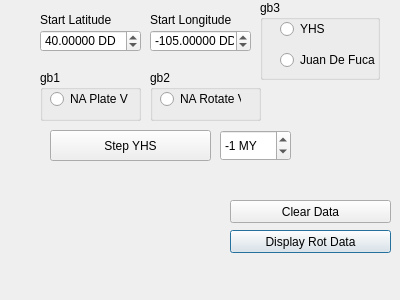
This is pnw_rotation_py/pnw_rotation_py_dialog_base.ui in DrStriate/Geology as Qt 5 draws it before an edit. The edited form follows.
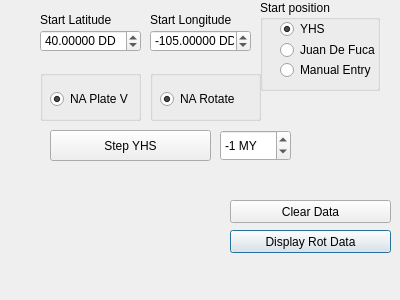
This is the edited form.

```diff
--- a/pnw_rotation_py/pnw_rotation_py_dialog_base.ui
+++ b/pnw_rotation_py/pnw_rotation_py_dialog_base.ui
@@ -180,7 +180,7 @@
     </rect>
    </property>
    <property name="title">
-    <string>gb1</string>
+    <string/>
    </property>
    <widget class="QRadioButton" name="rbApplyNaPlateV">
     <property name="geometry">
@@ -197,6 +197,9 @@
     <property name="text">
      <string>NA Plate V</string>
     </property>
+    <property name="checked">
+     <bool>true</bool>
+    </property>
    </widget>
   </widget>
   <widget class="QGroupBox" name="groupBox_2">
@@ -209,7 +212,7 @@
     </rect>
    </property>
    <property name="title">
-    <string>gb2</string>
+    <string/>
    </property>
    <widget class="QRadioButton" name="rbApplyNARotV">
     <property name="geometry">
@@ -224,7 +227,10 @@
      <number>-3</number>
     </property>
     <property name="text">
-     <string>NA Rotate V</string>
+     <string>NA Rotate</string>
+    </property>
+    <property name="checked">
+     <bool>true</bool>
     </property>
    </widget>
   </widget>
@@ -234,11 +240,14 @@
      <x>260</x>
      <y>0</y>
      <width>120</width>
-     <height>80</height>
+     <height>91</height>
     </rect>
    </property>
    <property name="title">
-    <string>gb3</string>
+    <string>Start position</string>
+   </property>
+   <property name="checkable">
+    <bool>false</bool>
    </property>
    <widget class="QRadioButton" name="rbYHS">
     <property name="geometry">
@@ -252,12 +261,15 @@
     <property name="text">
      <string>YHS</string>
     </property>
+    <property name="checked">
+     <bool>true</bool>
+    </property>
    </widget>
    <widget class="QRadioButton" name="rbYHS_2">
     <property name="geometry">
      <rect>
       <x>20</x>
-      <y>50</y>
+      <y>40</y>
       <width>101</width>
       <height>20</height>
      </rect>
@@ -266,6 +278,19 @@
      <string>Juan De Fuca</string>
     </property>
    </widget>
+   <widget class="QRadioButton" name="rbME">
+    <property name="geometry">
+     <rect>
+      <x>20</x>
+      <y>60</y>
+      <width>101</width>
+      <height>20</height>
+     </rect>
+    </property>
+    <property name="text">
+     <string>Manual Entry</string>
+    </property>
+   </widget>
   </widget>
  </widget>
  <resources/>
```
Left out of the diff: 4 changed lines with no effect on the pictures.
